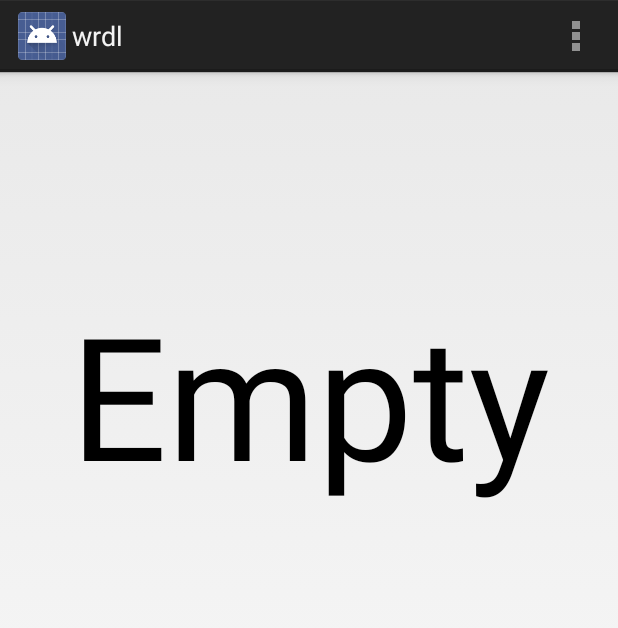
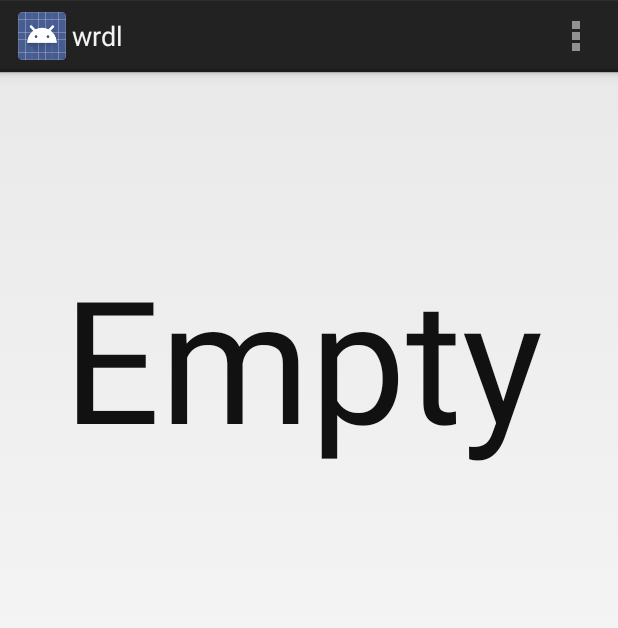
Before and after one commit to mntnorv/wrdl, an Android app: the screen it shows after launch (GameActivity), on a phone screen of 412 x 824 dp. Shown: the top 628 px of the screen. Run offline under Robolectric (Android 15) with nearby library versions, the phone set to English and light mode, and no system bars.

Commit message:
Implemented true centering in TileGridView

```diff
--- a/wrdl/src/main/java/com/mntnorv/wrdl/views/TileGridView.java
+++ b/wrdl/src/main/java/com/mntnorv/wrdl/views/TileGridView.java
@@ -173,8 +173,8 @@ public class TileGridView extends View {
             // Update text properties
             mTilesSelected[i] = false;
             mTextPaint.getTextBounds(mTileStrings[i], 0, mTileStrings[i].length(), textBounds);
-            mTextXOffsets[i] = baseXOffset + (tileSize - textBounds.right) / 2;
-            mTextYOffsets[i] = baseYOffset + (tileSize + textBounds.bottom - textBounds.top) / 2;
+            mTextXOffsets[i] = baseXOffset + (tileSize - textBounds.right - textBounds.left) / 2;
+            mTextYOffsets[i] = baseYOffset + (tileSize - textBounds.bottom - textBounds.top) / 2;
 
             // Update circle properties
             mCircleXOffsets[i] = baseXOffset + tileSize / 2;
--- a/wrdl/src/main/res/layout/fragment_game.xml
+++ b/wrdl/src/main/res/layout/fragment_game.xml
@@ -13,6 +13,9 @@
     <com.mntnorv.wrdl.views.TileGridView
         android:layout_width="match_parent"
         android:layout_height="match_parent"
-        app:handleTouchEvents="true" />
+        app:handleTouchEvents="true"
+        app:tileColor="#FF33B5E5"
+        android:textColor="#FF111111"
+        app:shadowColor="#FF333333" />
 
 </LinearLayout>
```
